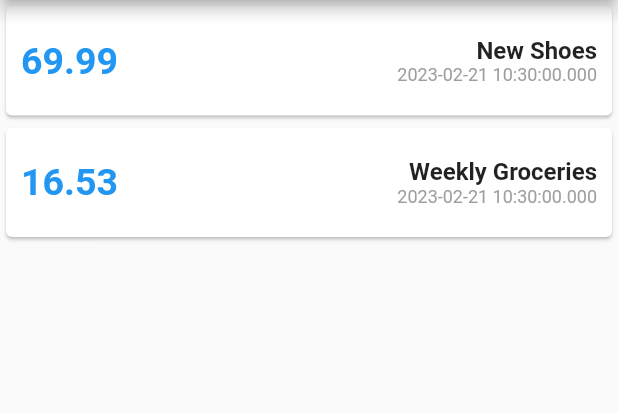
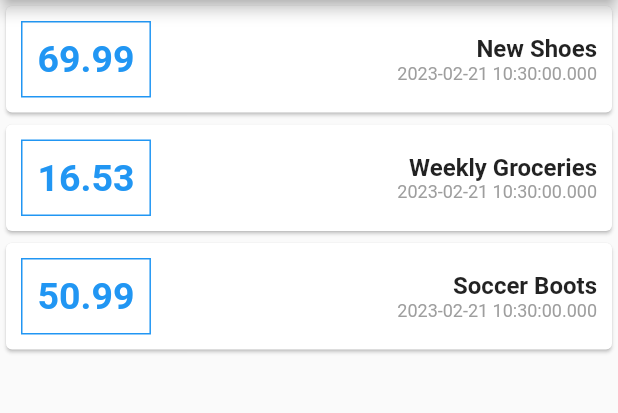
Before and after one commit to benjithorpe/personal_expense, a Flutter app: the screen it shows after launch, on a phone screen of 412 x 824 dp, the part 84-497 px from its top. Run offline on Flutter 3.47's test engine with Material 2 defaults, Android fonts, the phone set to English and light mode, and no system bars.

Commit message:
add transaction model

```diff
--- a/lib/main.dart
+++ b/lib/main.dart
@@ -1,24 +1,31 @@
 import 'package:flutter/material.dart';
-import './transaction_card.dart';
+import './transaction.dart';
+// import './transaction_card.dart';
 
 void main() => runApp(MyApp());
 
 class MyApp extends StatelessWidget {
   MyApp({super.key});
 
-  final List transactions = [
-    {
-      "id": 't1',
-      "title": 'New Shoes',
-      "amount": 69.99,
-      "date": DateTime.now(),
-    },
-    {
-      "id": 't2',
-      "title": 'Weekly Groceries',
-      "amount": 16.53,
-      "date": DateTime.now(),
-    },
+  final List<Transaction> transactions = [
+    Transaction(
+      id: "t1",
+      title: "New Shoes",
+      amount: 69.99,
+      date: DateTime.now(),
+    ),
+    Transaction(
+      id: 't2',
+      title: 'Weekly Groceries',
+      amount: 16.53,
+      date: DateTime.now(),
+    ),
+    Transaction(
+      id: 't3',
+      title: 'Soccer Boots',
+      amount: 50.99,
+      date: DateTime.now(),
+    ),
   ];
 
   @override
@@ -35,11 +42,56 @@ class MyApp extends StatelessWidget {
           actions: const [Icon(Icons.add)],
         ),
         body: Column(
-          children: [
-            TranscationCard(transactions[0]),
-            TranscationCard(transactions[1]),
-          ],
+          children: transactions
+              .map((transaction) => Card(
+                    child: Container(
+                      width: double.infinity,
+                      padding: const EdgeInsets.all(10),
+                      child: Row(
+                        mainAxisAlignment: MainAxisAlignment.spaceBetween,
+                        children: [
+                          Container(
+                            padding: const EdgeInsets.all(10),
+                            decoration: BoxDecoration(
+                              border: Border.all(color: Colors.blue),
+                            ),
+                            child: Text(
+                              transaction.amount.toString(),
+                              style: const TextStyle(
+                                color: Colors.blue,
+                                fontSize: 25,
+                                fontWeight: FontWeight.bold,
+                              ),
+                            ),
+                          ),
+                          Column(
+                            crossAxisAlignment: CrossAxisAlignment.end,
+                            children: [
+                              Text(
+                                transaction.title,
+                                style: const TextStyle(
+                                  fontWeight: FontWeight.bold,
+                                  fontSize: 16,
+                                ),
+                              ),
+                              Text(
+                                transaction.date.toString(),
+                                style: TextStyle(
+                                  color: Colors.grey.shade500,
+                                  fontSize: 12,
+                                ),
+                              ),
+                            ],
+                          ),
+                        ],
+                      ),
+                    ),
+                  ))
+              .toList(),
         ),
+
+        // TranscationCard(transactions[0]),
+        // TranscationCard(transactions[1]),
       ),
     );
   }
--- /dev/null
+++ b/lib/transaction.dart
@@ -0,0 +1,13 @@
+class Transaction {
+  final String id;
+  final String title;
+  final double amount;
+  final DateTime date;
+
+  Transaction({
+    required this.id,
+    required this.title,
+    required this.amount,
+    required this.date,
+  });
+}
--- a/lib/transaction_card.dart
+++ b/lib/transaction_card.dart
@@ -14,7 +14,7 @@ class TranscationCard extends StatelessWidget {
           mainAxisAlignment: MainAxisAlignment.spaceBetween,
           children: [
             Text(
-              "${transaction['amount']}",
+              "transaction.amount.toString()",
               style: const TextStyle(
                 color: Colors.blue,
                 fontSize: 25,
```
